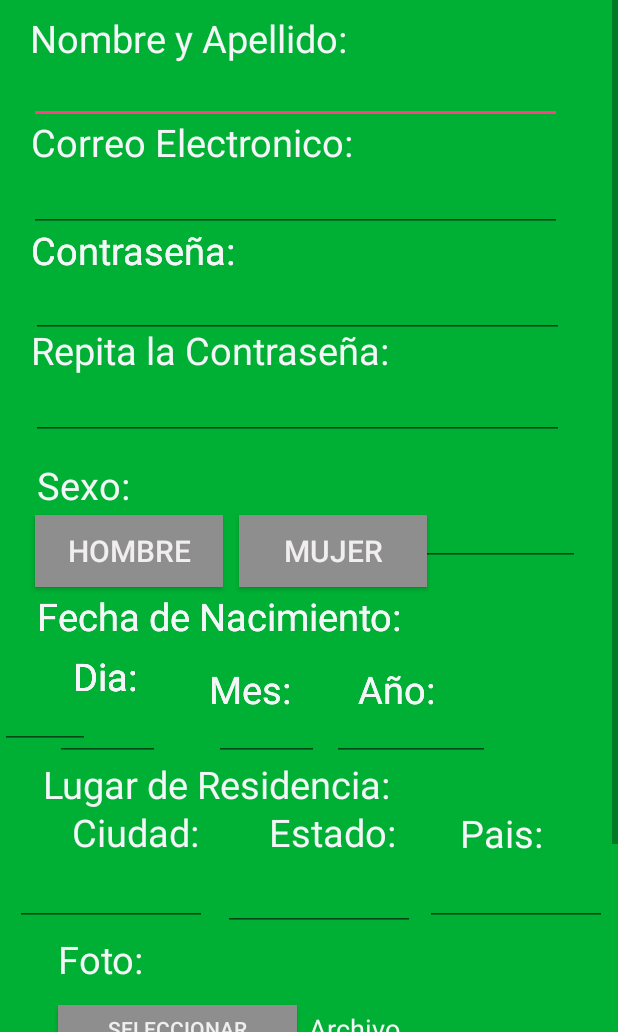
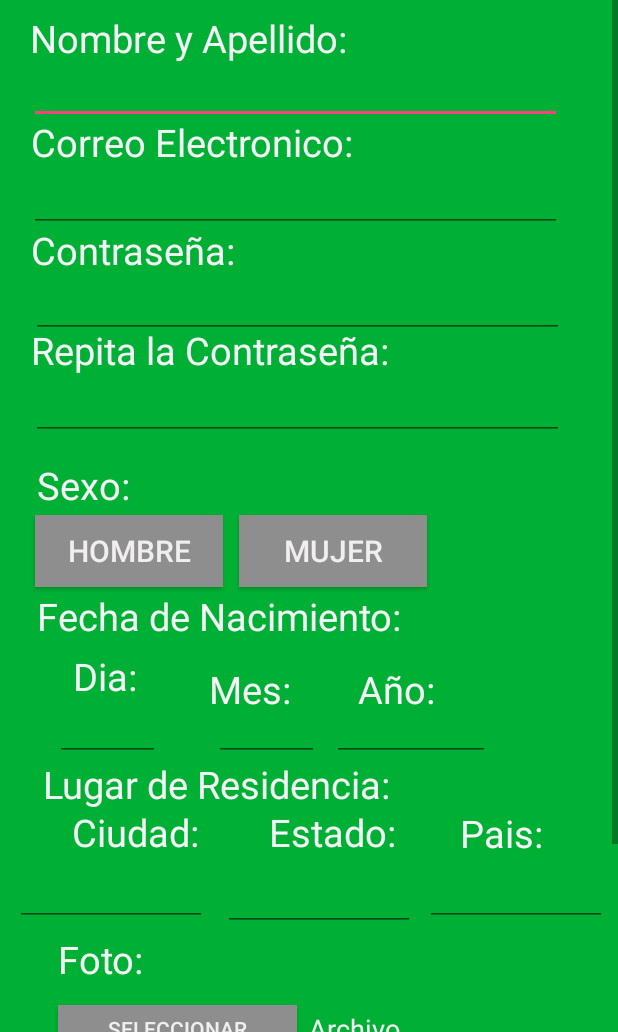
Before and after one commit to Zazir/Runnatica, an Android app: the registro_usuario screen opened directly, with no data from a screen before it, on a phone screen of 412 x 824 dp, the part 204-1236 px from its top. Run offline under Robolectric (Android 15) with nearby library versions, the phone set to English and light mode, and no system bars; our stand-ins replace Volley; network calls fail.

Commit message:
Vistas Arregladas
Arregle las vistas para que no haya componentes que no se necesitan en ellas.

```diff
--- a/app/src/main/res/layout/activity_registro_usuario.xml
+++ b/app/src/main/res/layout/activity_registro_usuario.xml
@@ -39,26 +39,7 @@
                 android:text="Dia:"
                 android:textColor="#F4F5F7"
                 android:textSize="25sp" />
-            <TextView
-                android:layout_width="57dp"
-                android:layout_height="wrap_content"
-                android:layout_alignParentTop="true"
-                android:layout_alignParentEnd="true"
-                android:layout_marginTop="513dp"
-                android:layout_marginEnd="306dp"
-                android:text="Dia:"
-                android:textColor="#F4F5F7"
-                android:textSize="25sp" />
-            <TextView
-                android:layout_width="57dp"
-                android:layout_height="wrap_content"
-                android:layout_alignParentTop="true"
-                android:layout_alignParentEnd="true"
-                android:layout_marginTop="513dp"
-                android:layout_marginEnd="306dp"
-                android:text="Dia:"
-                android:textColor="#F4F5F7"
-                android:textSize="25sp" />
+
 
             <TextView
                 android:layout_width="wrap_content"
@@ -95,33 +76,21 @@
                 android:textSize="25sp" />
 
             <EditText
-                android:id="@+id/dia"
+                android:id="@+id/etDia"
                 android:layout_width="70dp"
                 android:layout_height="wrap_content"
                 android:layout_alignParentTop="true"
                 android:layout_alignParentEnd="true"
-
                 android:layout_marginTop="542dp"
                 android:layout_marginEnd="305dp"
 
                 />
 
             <EditText
-                android:id="@+id/mes"
-                android:layout_width="128dp"
-                android:layout_height="wrap_content"
-                android:layout_alignParentEnd="true"
-
-                android:layout_alignParentTop="true"
-                android:layout_marginEnd="25dp"
-                android:layout_marginTop="412dp" />
-
-            <EditText
                 android:id="@+id/etCiudad"
                 android:layout_width="128dp"
                 android:layout_height="wrap_content"
                 android:layout_alignParentEnd="true"
-
                 android:layout_alignParentTop="true"
                 android:layout_marginEnd="274dp"
                 android:layout_marginTop="652dp" />
@@ -131,7 +100,6 @@
                 android:layout_width="128dp"
                 android:layout_height="wrap_content"
                 android:layout_alignParentEnd="true"
-
                 android:layout_alignParentTop="true"
                 android:layout_marginEnd="135dp"
                 android:layout_marginTop="655dp" />
@@ -141,29 +109,15 @@
                 android:layout_width="121dp"
                 android:layout_height="wrap_content"
                 android:layout_alignParentTop="true"
-
                 android:layout_alignParentEnd="true"
                 android:layout_marginTop="652dp"
                 android:layout_marginEnd="7dp" />
 
-            <TextView
-                android:id="@+id/textView14"
-                android:layout_width="57dp"
-                android:layout_height="wrap_content"
-                android:layout_alignParentTop="true"
-                android:layout_alignParentEnd="true"
-                android:layout_marginTop="522dp"
-                android:layout_marginEnd="215dp"
-                android:text="Mes:"
-                android:textColor="#F4F5F7"
-                android:textSize="25sp" />
-
             <EditText
-                android:id="@+id/año"
+                android:id="@+id/etAño"
                 android:layout_width="105dp"
                 android:layout_height="wrap_content"
                 android:layout_alignParentTop="true"
-
                 android:layout_alignParentEnd="true"
                 android:layout_marginTop="542dp"
                 android:layout_marginEnd="85dp" />
@@ -257,7 +211,6 @@
                 android:textSize="25sp" />
 
             <TextView
-                android:id="@+id/textView1"
                 android:layout_width="346dp"
                 android:layout_height="39dp"
                 android:layout_alignParentTop="true"
@@ -270,18 +223,6 @@
 
             <TextView
                 android:id="@+id/textView"
-                android:layout_width="346dp"
-                android:layout_height="39dp"
-                android:layout_alignParentTop="true"
-                android:layout_alignParentEnd="true"
-                android:layout_marginTop="229dp"
-                android:layout_marginEnd="45dp"
-                android:text="Contraseña:"
-                android:textColor="#F4F5F7"
-                android:textSize="25sp" />
-
-            <TextView
-                android:id="@+id/textView11"
                 android:layout_width="346dp"
                 android:layout_height="39dp"
                 android:layout_alignParentTop="true"
@@ -316,29 +257,6 @@
                 android:textColor="#F4F5F7"
                 android:textSize="18sp" />
 
-            <TextView
-                android:id="@+id/textView7"
-                android:layout_width="57dp"
-                android:layout_height="wrap_content"
-                android:layout_alignParentTop="true"
-                android:layout_alignParentEnd="true"
-                android:layout_marginTop="522dp"
-                android:layout_marginEnd="116dp"
-                android:text="Año:"
-                android:textColor="#F4F5F7"
-                android:textSize="25sp" />
-
-            <TextView
-                android:id="@+id/textView5"
-                android:layout_width="346dp"
-                android:layout_height="39dp"
-                android:layout_alignParentTop="true"
-                android:layout_alignParentEnd="true"
-                android:layout_marginTop="473dp"
-                android:layout_marginEnd="41dp"
-                android:text="Fecha de Nacimiento:"
-                android:textColor="#F4F5F7"
-                android:textSize="25sp" />
 
             <TextView
                 android:id="@+id/tvRecidencia"
@@ -461,18 +379,6 @@
                 tools:text="Aceptar" />
 
             <EditText
-                android:id="@+id/Dia"
-                android:layout_width="70dp"
-                android:layout_height="wrap_content"
-                android:layout_alignParentEnd="true"
-                android:layout_alignParentTop="true"
-
-                android:layout_marginEnd="352dp"
-                android:layout_marginTop="534dp"
-
-                />
-
-            <EditText
                 android:id="@+id/Mes"
                 android:layout_width="70dp"
                 android:layout_height="wrap_content"
```
Also changed, not shown: app/src/main/res/layout/activity_register.xml (deleted, +0 -91 lines).
